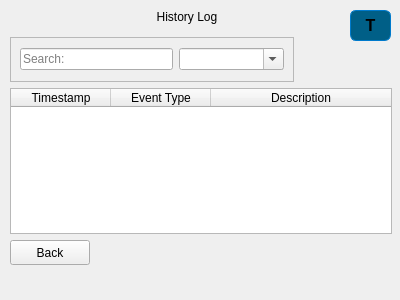
This is code/history.ui in xHWAHx/InsulinPumpSimulator-Group35 as Qt 5 draws it before an edit. The edited form follows.
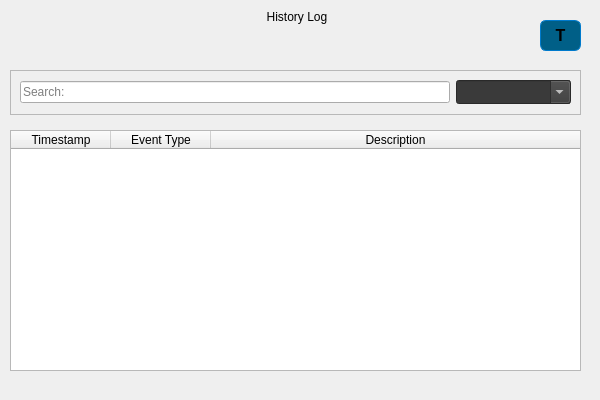
This is the edited form.

What changed in the file:
```diff
--- a/code/history.ui
+++ b/code/history.ui
@@ -6,31 +6,21 @@
    <rect>
     <x>0</x>
     <y>0</y>
-    <width>400</width>
-    <height>300</height>
+    <width>600</width>
+    <height>400</height>
    </rect>
   </property>
   <property name="windowTitle">
    <string>Form</string>
   </property>
-  <widget class="QPushButton" name="pushButton">
-   <property name="geometry">
-    <rect>
-     <x>10</x>
-     <y>240</y>
-     <width>80</width>
-     <height>25</height>
-    </rect>
-   </property>
-   <property name="text">
-    <string>Back</string>
-   </property>
-  </widget>
+  <property name="styleSheet">
+   <string notr="true"/>
+  </property>
   <widget class="QPushButton" name="logoButton">
    <property name="geometry">
     <rect>
-     <x>350</x>
-     <y>10</y>
+     <x>540</x>
+     <y>20</y>
      <width>41</width>
      <height>31</height>
     </rect>
@@ -64,8 +54,8 @@
    <property name="geometry">
     <rect>
      <x>10</x>
-     <y>37</y>
-     <width>284</width>
+     <y>70</y>
+     <width>571</width>
      <height>45</height>
     </rect>
    </property>
@@ -85,6 +75,15 @@
     </item>
     <item>
      <widget class="QComboBox" name="comboBox">
+      <property name="styleSheet">
+       <string notr="true">QWidget {
+  background-color: #3A3A3A;
+  color: white;
+  font-family: &quot;Segoe UI&quot;, sans-serif;
+  font-size: 14px;
+}
+</string>
+      </property>
       <property name="editable">
        <bool>true</bool>
       </property>
@@ -124,9 +123,9 @@
    <property name="geometry">
     <rect>
      <x>10</x>
-     <y>88</y>
-     <width>382</width>
-     <height>146</height>
+     <y>130</y>
+     <width>571</width>
+     <height>241</height>
     </rect>
    </property>
    <property name="columnCount">
@@ -163,7 +162,7 @@
   <widget class="QLabel" name="label">
    <property name="geometry">
     <rect>
-     <x>150</x>
+     <x>260</x>
      <y>10</y>
      <width>74</width>
      <height>17</height>
```
